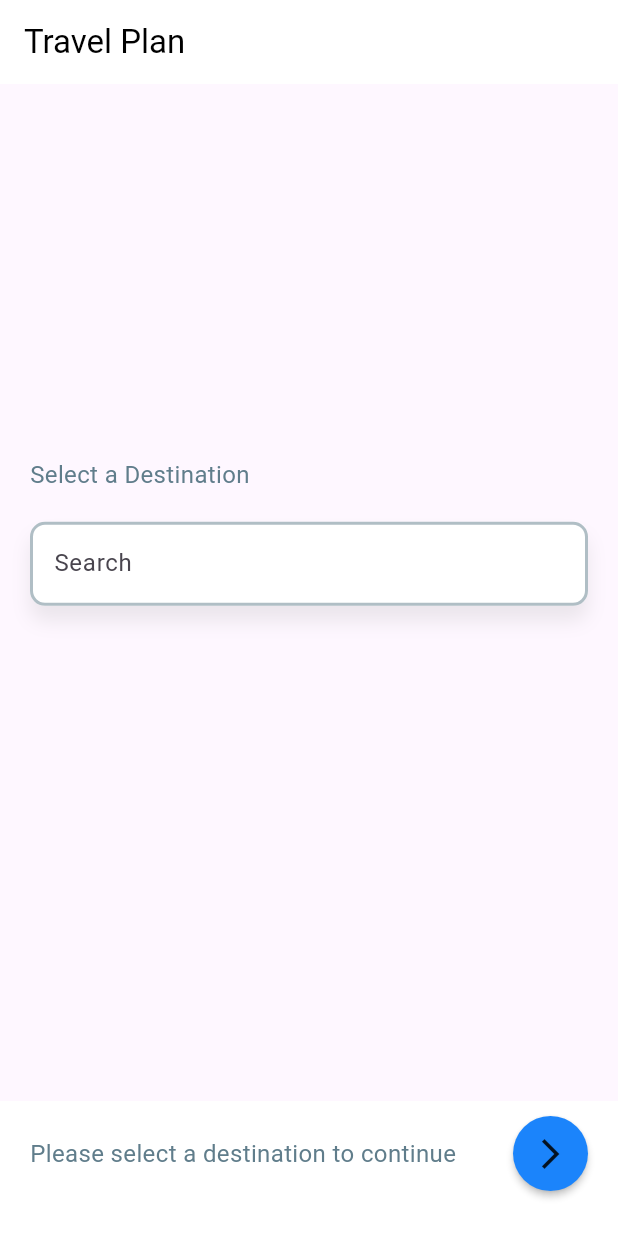
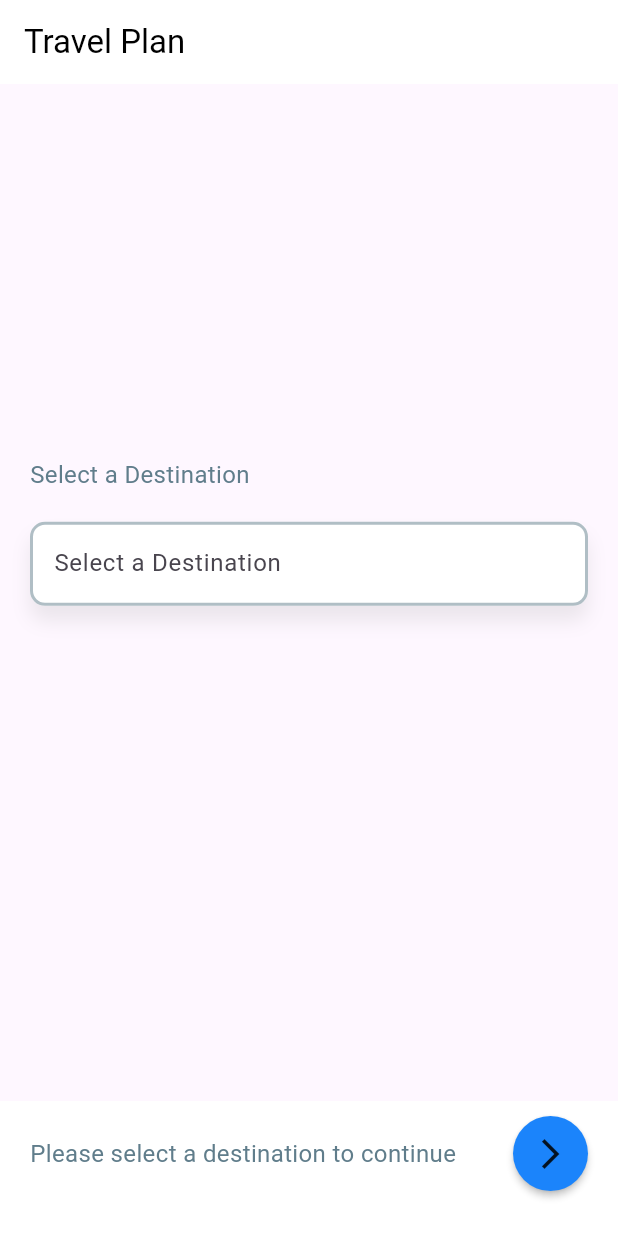
Before and after one commit to NZpatelK/Travel-Assistant, a Flutter app: the screen it shows after launch, on a phone screen of 412 x 824 dp. Run offline on Flutter 3.47's test engine with Material 3 defaults, Android fonts, the phone set to English and light mode, and no system bars; drawn by our look-alikes of searchfield.

Commit message:
add data in to drop_menu_with_search_field.dart

```diff
--- a/lib/destination_search.dart
+++ b/lib/destination_search.dart
@@ -1,4 +1,7 @@
 import 'package:flutter/material.dart';
+import 'drop_menu_with_search_field.dart';
+import 'destination_data.dart';
+
 import 'package:searchfield/searchfield.dart';
 
 class DestinationSearch extends StatefulWidget {
@@ -50,89 +53,15 @@ class _DestinationSearchState extends State<DestinationSearch> {
           child: Column(
             mainAxisAlignment: MainAxisAlignment.spaceBetween,
             children: [
-              SizedBox(
-                width: double.infinity,
-                height: MediaQuery.of(context).size.height * 0.7,
-                child: Column(
-                  crossAxisAlignment: CrossAxisAlignment.start,
-                  mainAxisAlignment: MainAxisAlignment.center,
-                  children: [
-                    const Padding(
-                      padding: EdgeInsets.all(20),
-                      child: Text(
-                        "Select a Destination",
-                        style: TextStyle(
-                          fontSize: 16,
-                          fontWeight: FontWeight.w400,
-                          color: Colors.blueGrey,
-                        ),
-                      ),
-                    ),
-                    Container(
-                      margin: const EdgeInsets.symmetric(horizontal: 20),
-                      decoration: BoxDecoration(
-                        color: Colors.white,
-                        borderRadius: BorderRadius.circular(10),
-                        boxShadow: [
-                          BoxShadow(
-                            color: Colors.grey.withOpacity(0.2),
-                            blurRadius: 10,
-                            offset: const Offset(0, 10),
-                          )
-                        ],
-                      ),
-                      child: SearchField(
-                        focusNode:
-                            _focusNode, // Assign the FocusNode to the SearchField
-                        hint: 'Search',
-                        searchInputDecoration: InputDecoration(
-                          enabledBorder: OutlineInputBorder(
-                            borderSide: BorderSide(
-                              color: Colors.blueGrey.shade200,
-                              width: 2,
-                            ),
-                            borderRadius: BorderRadius.circular(10),
-                          ),
-                          focusedBorder: OutlineInputBorder(
-                            borderSide: BorderSide(
-                              color: Colors.blueGrey.withOpacity(0.8),
-                              width: 2,
-                            ),
-                            borderRadius: BorderRadius.circular(10),
-                          ),
-                        ),
-                        itemHeight: 50,
-                        maxSuggestionsInViewPort: 4,
-                        suggestionsDecoration: SuggestionDecoration(
-                          color: Colors.white,
-                          borderRadius: BorderRadius.circular(10),
-                        ),
-                        onSuggestionTap:
-                            (SearchFieldListItem<dynamic> suggestion) {
-                          setState(() {
-                            _selectedDestination = suggestion.searchKey;
-                          });
-                          _focusNode
-                              .unfocus(); // Unfocus the SearchField after selecting a suggestion
-                        },
-                        suggestions: const [
-                          "Afghanistan",
-                          "Albania",
-                          "Algeria",
-                          "Andorra",
-                          "Angola",
-                          "Antigua and Barbuda",
-                          "Argentina",
-                          "Armenia",
-                          "Australia",
-                          "Austria",
-                          // Continue with the rest of the Destination list
-                        ].map((e) => SearchFieldListItem(e)).toList(),
-                      ),
-                    ),
-                  ],
-                ),
-              ),
+              DropMenuWithSearchField(
+                  items: DestinationData.destinations.keys.toList(),
+                  selectedValue: _selectedDestination,
+                  onChanged: (selectedValue) {
+                    setState(() {
+                      _selectedDestination = selectedValue;
+                    });
+                  },
+                  hintText: "Select a Destination"),
               Container(
                 height: 90,
                 padding: const EdgeInsets.only(right: 20, left: 20, bottom: 20),
```
